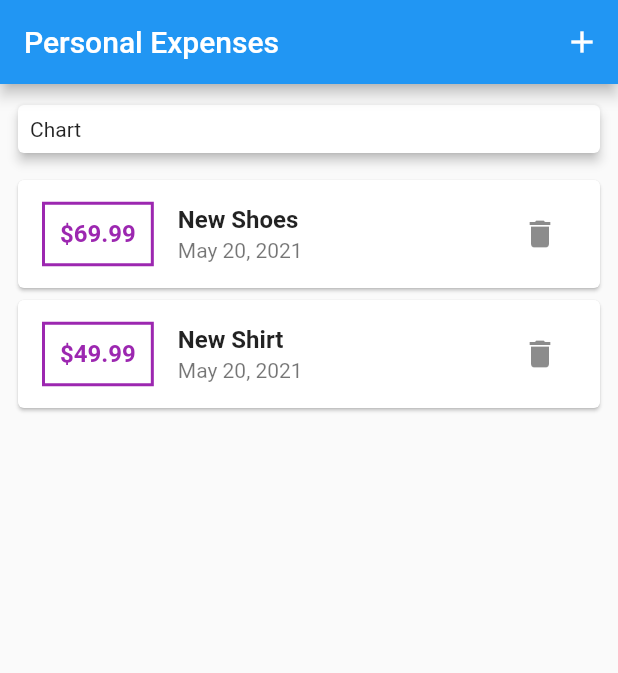
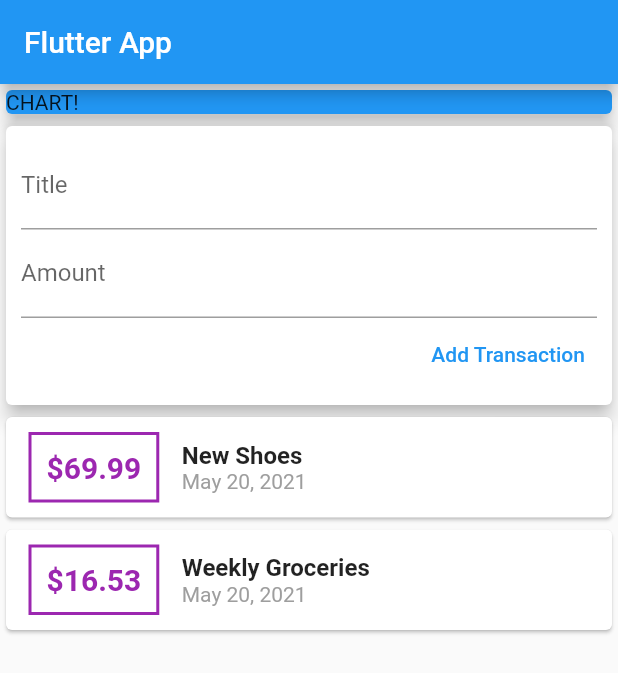
Before and after one commit to amrabdalfatah/Personal_Expenses, a Flutter app: the screen it shows after launch, on a phone screen of 412 x 824 dp. Shown: the top 673 px of the screen. Run offline on Flutter 3.47's test engine with Material 2 defaults, Android fonts, the phone set to English and light mode, and no system bars.

Commit message:
refactor the app to course

```diff
--- a/lib/home.dart
+++ /dev/null
@@ -1,44 +0,0 @@
-import 'package:flutter/material.dart';
-
-import './models/transaction.dart';
-import './widgets/chart.dart';
-import './widgets/transaction_card.dart';
-
-class MyApp extends StatelessWidget {
-  final List<Transaction> transactions = [
-    Transaction(
-        id: '1', title: 'New Shoes', amount: 69.99, date: DateTime.now()),
-    Transaction(
-        id: '2', title: 'New Shirt', amount: 49.99, date: DateTime.now()),
-  ];
-
-  @override
-  Widget build(BuildContext context) {
-    return MaterialApp(
-      title: 'Personal Expenses',
-      home: Scaffold(
-        appBar: AppBar(
-          title: Text('Personal Expenses'),
-          actions: [
-            IconButton(
-              icon: Icon(Icons.add),
-              onPressed: () {},
-            ),
-          ],
-        ),
-        body: Column(
-          children: [
-            Chart(),
-            ...transactions.map((index) {
-              return TransactionCard(
-                title: index.title,
-                date: index.date,
-                amount: index.amount,
-              );
-            }).toList(),
-          ],
-        ),
-      ),
-    );
-  }
-}
--- a/lib/main.dart
+++ b/lib/main.dart
@@ -1,7 +1,126 @@
 import 'package:flutter/material.dart';
+import 'package:intl/intl.dart';
 
-import './home.dart';
+import './transaction.dart';
 
-void main() {
-  runApp(MyApp());
+void main() => runApp(MyApp());
+
+class MyApp extends StatelessWidget {
+  @override
+  Widget build(BuildContext context) {
+    return MaterialApp(
+      title: 'Flutter App',
+      home: MyHomePage(),
+    );
+  }
 }
+
+class MyHomePage extends StatelessWidget {
+  final List<Transaction> transactions = [
+    Transaction(
+      id: 't1',
+      title: 'New Shoes',
+      amount: 69.99,
+      date: DateTime.now(),
+    ),
+    Transaction(
+      id: 't2',
+      title: 'Weekly Groceries',
+      amount: 16.53,
+      date: DateTime.now(),
+    ),
+  ];
+
+  @override
+  Widget build(BuildContext context) {
+    return Scaffold(
+      appBar: AppBar(
+        title: Text('Flutter App'),
+      ),
+      body: Column(
+        // mainAxisAlignment: MainAxisAlignment.start,
+        crossAxisAlignment: CrossAxisAlignment.stretch,
+        children: <Widget>[
+          Container(
+            width: double.infinity,
+            child: Card(
+              color: Colors.blue,
+              child: Text('CHART!'),
+              elevation: 5,
+            ),
+          ),
+          Card(
+            elevation: 5,
+            child: Container(
+              padding: EdgeInsets.all(10),
+              child: Column(
+                crossAxisAlignment: CrossAxisAlignment.end,
+                children: <Widget>[
+                  TextField(
+                    decoration: InputDecoration(labelText: 'Title'),
+                  ),
+                  TextField(
+                    decoration: InputDecoration(labelText: 'Amount'),
+                  ),
+                  TextButton(
+                    child: Text('Add Transaction'),
+                    onPressed: () {},
+                  ),
+                ],
+              ),
+            ),
+          ),
+          Column(
+            children: transactions.map((tx) {
+              return Card(
+                child: Row(
+                  children: <Widget>[
+                    Container(
+                      margin: EdgeInsets.symmetric(
+                        vertical: 10,
+                        horizontal: 15,
+                      ),
+                      decoration: BoxDecoration(
+                        border: Border.all(
+                          color: Colors.purple,
+                          width: 2,
+                        ),
+                      ),
+                      padding: EdgeInsets.all(10),
+                      child: Text(
+                        '\$${tx.amount}',
+                        style: TextStyle(
+                          fontWeight: FontWeight.bold,
+                          fontSize: 20,
+                          color: Colors.purple,
+                        ),
+                      ),
+                    ),
+                    Column(
+                      crossAxisAlignment: CrossAxisAlignment.start,
+                      children: <Widget>[
+                        Text(
+                          tx.title,
+                          style: TextStyle(
+                            fontSize: 16,
+                            fontWeight: FontWeight.bold,
+                          ),
+                        ),
+                        Text(
+                          DateFormat.yMMMd().format(tx.date),
+                          style: TextStyle(
+                            color: Colors.grey,
+                          ),
+                        ),
+                      ],
+                    ),
+                  ],
+                ),
+              );
+            }).toList(),
+          ),
+        ],
+      ),
+    );
+  }
+}
--- a/lib/widgets/chart.dart
+++ /dev/null
@@ -1,20 +0,0 @@
-import 'package:flutter/material.dart';
-
-class Chart extends StatelessWidget {
-  const Chart({Key key}) : super(key: key);
-
-  @override
-  Widget build(BuildContext context) {
-    return Container(
-      margin: EdgeInsets.symmetric(vertical: 10, horizontal: 8),
-      width: double.infinity,
-      child: Card(
-        child: Padding(
-          padding: const EdgeInsets.all(8.0),
-          child: Text('Chart'),
-        ),
-        elevation: 3,
-      ),
-    );
-  }
-}
--- a/lib/widgets/transaction_card.dart
+++ /dev/null
@@ -1,54 +0,0 @@
-import 'package:flutter/material.dart';
-import 'package:intl/intl.dart';
-
-class TransactionCard extends StatelessWidget {
-  final String title;
-  final DateTime date;
-  final double amount;
-
-  TransactionCard({
-    @required this.title,
-    @required this.date,
-    @required this.amount,
-  });
-
-  @override
-  Widget build(BuildContext context) {
-    return Container(
-      margin: EdgeInsets.symmetric(horizontal: 8),
-      child: Card(
-        child: ListTile(
-          leading: Container(
-            padding: EdgeInsets.all(10),
-            decoration: BoxDecoration(
-              border: Border.all(
-                color: Colors.purple,
-                width: 2,
-              ),
-            ),
-            child: Text(
-              '\$$amount',
-              style: TextStyle(
-                fontSize: 16,
-                fontWeight: FontWeight.bold,
-                color: Colors.purple,
-              ),
-            ),
-          ),
-          title: Text(
-            title,
-            style: TextStyle(
-              fontWeight: FontWeight.bold,
-              fontSize: 16,
-            ),
-          ),
-          subtitle: Text('${DateFormat.yMMMd().format(date)}'),
-          trailing: IconButton(
-            icon: Icon(Icons.delete),
-            onPressed: () {},
-          ),
-        ),
-      ),
-    );
-  }
-}
```
Also changed, not shown: lib/transaction.dart (renamed from lib/models/transaction.dart).
